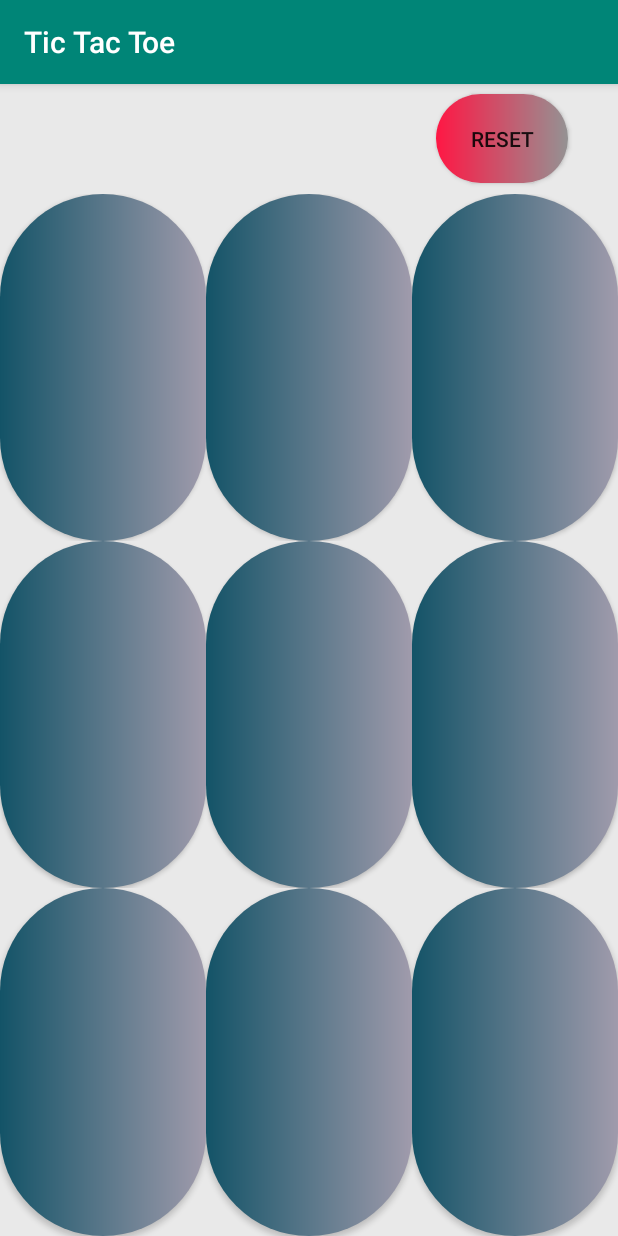
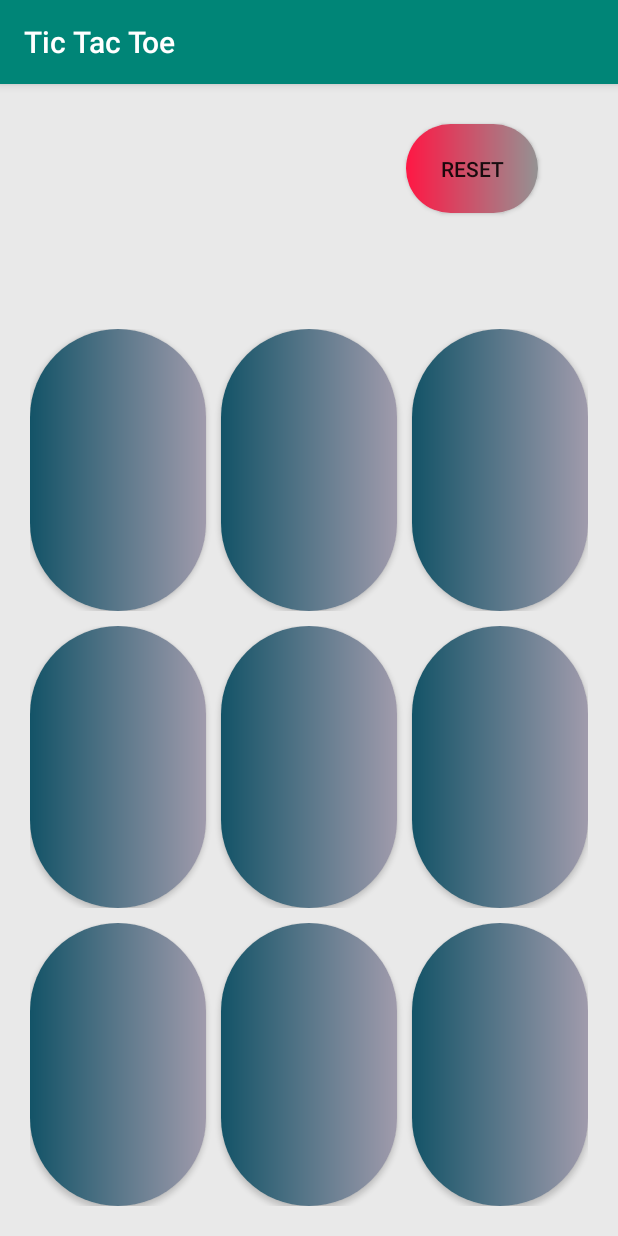
Before and after one commit to MikeOwino/Android-Tic-Tac-Toe-game, an Android app: the MainActivity screen opened directly, with no data from a screen before it, on a phone screen of 412 x 824 dp. Run offline under Robolectric (Android 15) with nearby library versions, the phone set to English and light mode, and no system bars; 2 statements that could not run were skipped.

Commit message:
Update 2.0

```diff
--- a/app/src/main/res/layout/activity_main.xml
+++ b/app/src/main/res/layout/activity_main.xml
@@ -10,6 +10,7 @@
 
     <RelativeLayout
         android:layout_width="match_parent"
+        android:padding="20dp"
         android:layout_height="wrap_content">
 
         <TextView
@@ -46,7 +47,14 @@
     </RelativeLayout>
     <LinearLayout
         android:layout_width="match_parent"
+        android:layout_height="match_parent"
+        android:layout_marginTop="30dp"
+        android:padding="20dp"
+        android:orientation="vertical">
+    <LinearLayout
+        android:layout_width="match_parent"
         android:layout_height="0dp"
+
         android:layout_weight="1">
        <Button
            android:id="@+id/btn_00"
@@ -59,6 +67,8 @@
         <Button
             android:id="@+id/btn_01"
             android:layout_width="0dp"
+            android:layout_marginLeft="10dp"
+            android:layout_marginRight="10dp"
             android:layout_height="match_parent"
             android:background="@drawable/btn_circular"
             tools:ignore="Suspicious0dp"
@@ -76,6 +86,7 @@
     <LinearLayout
         android:layout_width="match_parent"
         android:layout_height="0dp"
+        android:layout_marginTop="10dp"
         android:layout_weight="1">
         <Button
             android:id="@+id/btn_10"
@@ -90,6 +101,8 @@
             android:layout_width="0dp"
             android:layout_height="match_parent"
             tools:ignore="Suspicious0dp"
+            android:layout_marginLeft="10dp"
+            android:layout_marginRight="10dp"
             android:background="@drawable/btn_circular"
             android:layout_weight="1"
             android:textSize="60sp"/>
@@ -103,9 +116,11 @@
             android:background="@drawable/btn_circular"
             android:textSize="60sp"/>
     </LinearLayout>
+
     <LinearLayout
         android:layout_width="match_parent"
         android:layout_height="0dp"
+        android:layout_marginTop="10dp"
         android:layout_weight="1">
         <Button
             android:id="@+id/btn_20"
@@ -120,18 +135,20 @@
             android:layout_width="0dp"
             android:layout_height="match_parent"
             tools:ignore="Suspicious0dp"
+            android:layout_marginRight="10dp"
+            android:layout_marginLeft="10dp"
             android:layout_weight="1"
             android:background="@drawable/btn_circular"
             android:textSize="60sp"/>
         <Button
             android:id="@+id/btn_22"
             android:layout_width="0dp"
+
             android:layout_height="match_parent"
             tools:ignore="Suspicious0dp"
             android:background="@drawable/btn_circular"
             android:layout_weight="1"
             android:textSize="60sp"/>
     </LinearLayout>
-
-
+    </LinearLayout>
 </LinearLayout>
```
Also changed, not shown: app/src/main/java/com/akshaytech/tictactoe/MainActivity.java (+33 -3 lines).
